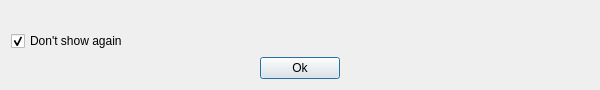
alphaonex86/Ultracopier, file OSSpecific.ui: the form before one commit.
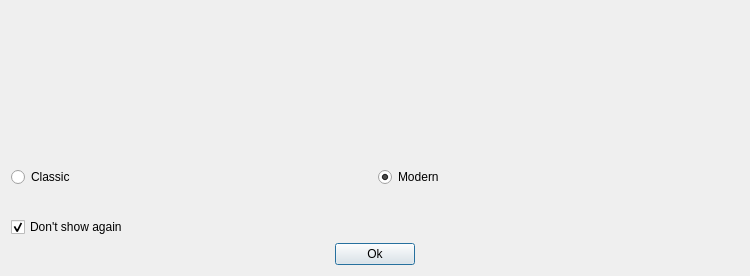
The form after the commit. Icons and pictures are not drawn.

What changed in the file:
```diff
--- a/OSSpecific.ui
+++ b/OSSpecific.ui
@@ -6,8 +6,8 @@
    <rect>
     <x>0</x>
     <y>0</y>
-    <width>600</width>
-    <height>88</height>
+    <width>750</width>
+    <height>276</height>
    </rect>
   </property>
   <property name="sizePolicy">
@@ -18,7 +18,7 @@
   </property>
   <property name="minimumSize">
    <size>
-    <width>500</width>
+    <width>750</width>
     <height>0</height>
    </size>
   </property>
@@ -29,7 +29,91 @@
    <iconset resource="resources/ultracopier-resources.qrc">
     <normaloff>:/warning.png</normaloff>:/warning.png</iconset>
   </property>
-  <layout class="QVBoxLayout" name="verticalLayout">
+  <layout class="QVBoxLayout" name="verticalLayout_3">
+   <item>
+    <widget class="QWidget" name="widgetStyle" native="true">
+     <layout class="QHBoxLayout" name="horizontalLayout_2">
+      <property name="leftMargin">
+       <number>0</number>
+      </property>
+      <property name="topMargin">
+       <number>0</number>
+      </property>
+      <property name="rightMargin">
+       <number>0</number>
+      </property>
+      <property name="bottomMargin">
+       <number>0</number>
+      </property>
+      <item>
+       <layout class="QVBoxLayout" name="verticalLayout">
+        <item>
+         <widget class="QLabel" name="label_2">
+          <property name="minimumSize">
+           <size>
+            <width>360</width>
+            <height>150</height>
+           </size>
+          </property>
+          <property name="maximumSize">
+           <size>
+            <width>360</width>
+            <height>150</height>
+           </size>
+          </property>
+          <property name="pixmap">
+           <pixmap resource="resources/ultracopier-resources.qrc">:/ultracopier-oxygen.png</pixmap>
+          </property>
+         </widget>
+        </item>
+        <item>
+         <widget class="QRadioButton" name="radioButtonClassic">
+          <property name="text">
+           <string>Classic</string>
+          </property>
+         </widget>
+        </item>
+       </layout>
+      </item>
+      <item>
+       <layout class="QVBoxLayout" name="verticalLayout_2">
+        <item>
+         <widget class="QLabel" name="label_3">
+          <property name="minimumSize">
+           <size>
+            <width>360</width>
+            <height>150</height>
+           </size>
+          </property>
+          <property name="maximumSize">
+           <size>
+            <width>360</width>
+            <height>150</height>
+           </size>
+          </property>
+          <property name="text">
+           <string/>
+          </property>
+          <property name="pixmap">
+           <pixmap resource="resources/ultracopier-resources.qrc">:/ultracopier-oxygen2.png</pixmap>
+          </property>
+         </widget>
+        </item>
+        <item>
+         <widget class="QRadioButton" name="radioButtonModern">
+          <property name="text">
+           <string>Modern</string>
+          </property>
+          <property name="checked">
+           <bool>true</bool>
+          </property>
+         </widget>
+        </item>
+       </layout>
+      </item>
+     </layout>
+    </widget>
+   </item>
    <item>
     <widget class="QLabel" name="label">
      <property name="sizePolicy">
```
